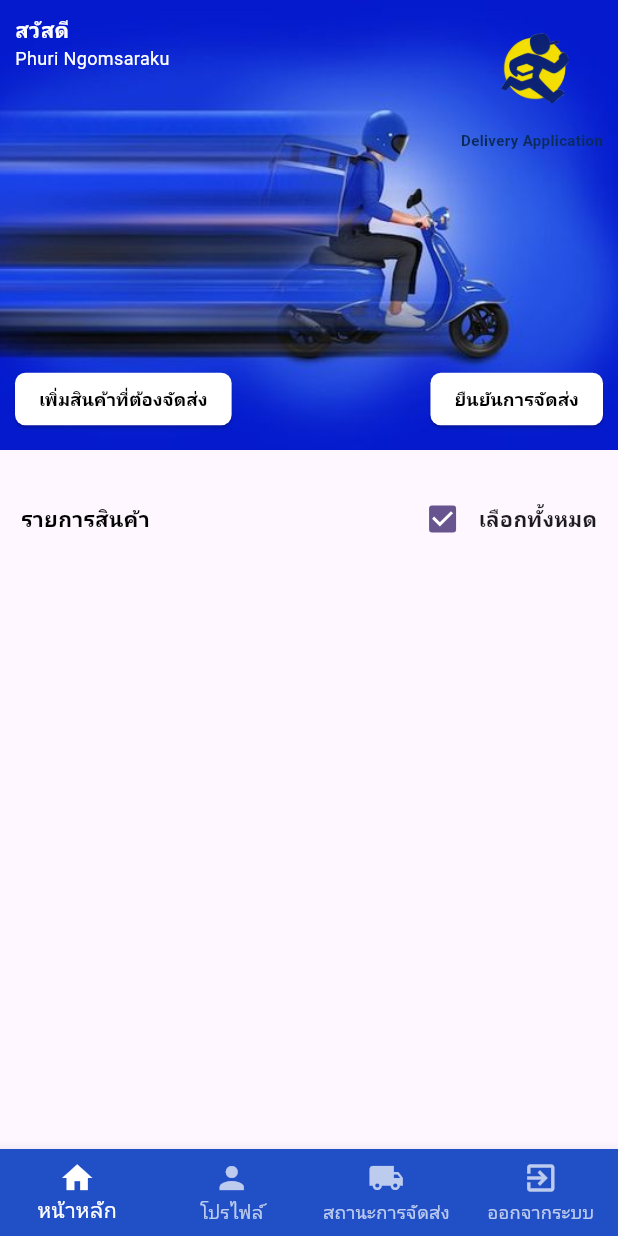
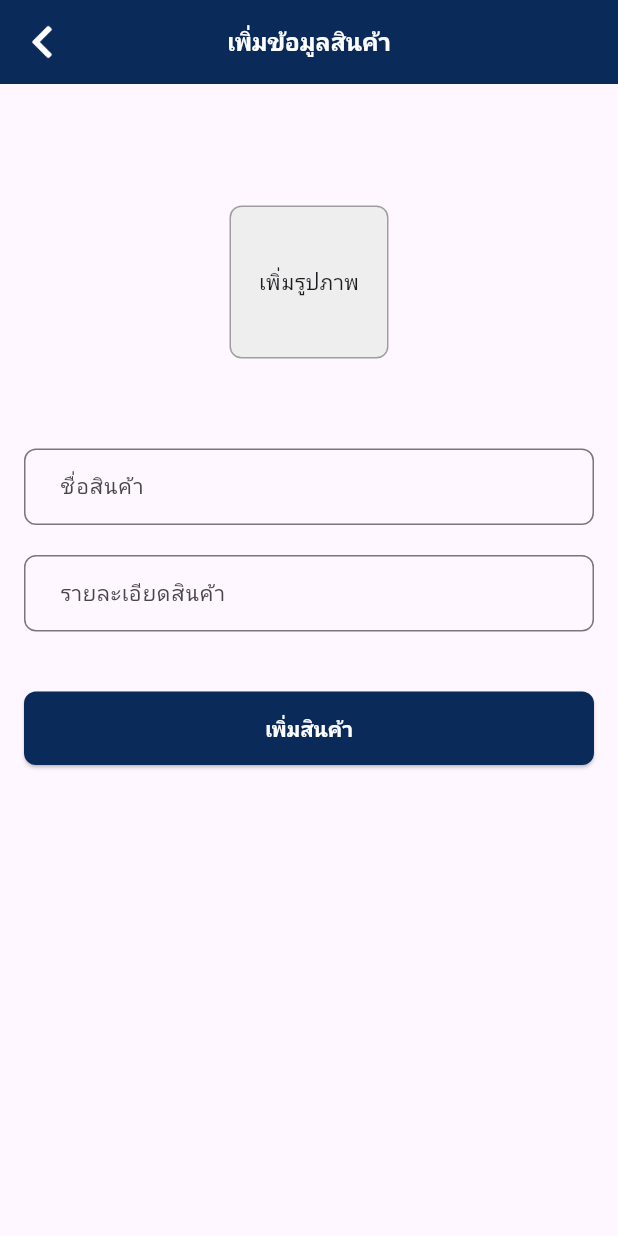
Before and after one commit to Thipparat07/Delivery-Application, a Flutter app: the screen it shows after launch, on a phone screen of 412 x 824 dp. Run offline on Flutter 3.47's test engine with Material 3 defaults, Android fonts, the phone set to English and light mode, and no system bars; our stand-ins replace firebase_core, geocoding, geolocator, get, get_storage, google_maps_flutter and 2 more; accounts and stored records are empty; Roboto replaces fonts that are missing (Aleo).

Commit message:
ีupdate page addProduct

```diff
--- a/lib/Product.dart
+++ b/lib/Product.dart
@@ -1,6 +1,7 @@
 import 'dart:convert';
 import 'dart:developer';
 import 'package:flutter/material.dart';
+import 'package:flutter_delivery_1/addProduct.dart';
 import 'package:get/get.dart';
 import 'package:http/http.dart' as http;
 import 'package:flutter_delivery_1/model/ProductsDataGetResponse.dart';
@@ -164,6 +165,7 @@ class _ProductListPageState extends State<ProductListPage> {
                   left: 10,
                   child: ElevatedButton(
                     onPressed: () {
+                       Get.to(() => AddProductPage());
                       log('เพิ่มสินค้าที่ต้องจัดส่ง');
                     },
                     style: ElevatedButton.styleFrom(
--- /dev/null
+++ b/lib/addProduct.dart
@@ -0,0 +1,321 @@
+import 'dart:developer';
+import 'dart:convert';
+import 'package:flutter/material.dart';
+import 'package:flutter_delivery_1/Product.dart';
+import 'package:http_parser/http_parser.dart';
+import 'package:image_picker/image_picker.dart';
+import 'dart:io';
+import 'package:http/http.dart' as http;
+import 'package:get/get.dart';
+
+void main() {
+  runApp(MyApp());
+}
+
+class MyApp extends StatelessWidget {
+  @override
+  Widget build(BuildContext context) {
+    return MaterialApp(
+      title: 'เพิ่มข้อมูลสินค้า',
+      home: AddProductPage(),
+    );
+  }
+}
+
+class AddProductPage extends StatefulWidget {
+  @override
+  _AddProductPageState createState() => _AddProductPageState();
+}
+
+class _AddProductPageState extends State<AddProductPage> {
+  final _formKey = GlobalKey<FormState>();
+  String _productName = '';
+  String _productDescription = '';
+  File? _image; // สำหรับรูปที่เลือกหรือถ่าย
+
+  final ImagePicker _picker = ImagePicker();
+
+  Future<void> _pickImage() async {
+    final XFile? image = await _picker.pickImage(source: ImageSource.gallery);
+    if (image != null) {
+      setState(() {
+        _image = File(image.path);
+      });
+    }
+  }
+
+  Future<void> _takePhoto() async {
+    final XFile? image = await _picker.pickImage(source: ImageSource.camera);
+    if (image != null) {
+      setState(() {
+        _image = File(image.path);
+      });
+    }
+  }
+
+  Future<void> _addProduct() async {
+    if (_formKey.currentState!.validate() && _image != null) {
+      final request = http.MultipartRequest(
+        'POST',
+        Uri.parse(
+            'https://api-delivery-application.vercel.app/add/products'), // เปลี่ยน URL เป็น API ของคุณ
+      );
+
+      request.fields['name'] = _productName;
+      request.fields['description'] = _productDescription;
+
+      // เพิ่มไฟล์รูปภาพไปยังคำขอ
+      request.files.add(await http.MultipartFile.fromPath(
+        'image', // ชื่อฟิลด์ที่ API คาดหวัง
+        _image!.path,
+        contentType:
+            MediaType('image', 'jpeg'), // เปลี่ยนตามประเภทไฟล์ที่คุณอัปโหลด
+      ));
+
+      try {
+        final response = await request.send();
+
+        if (response.statusCode == 201) {
+          final responseData = await response.stream.toBytes();
+          final responseString =
+              utf8.decode(responseData); // แปลงข้อมูลที่ได้รับเป็นข้อความ
+
+          log('เพิ่มสินค้าเรียบร้อยแล้ว: $responseString');
+          ScaffoldMessenger.of(context).showSnackBar(
+            SnackBar(content: Text('เพิ่มสินค้าเรียบร้อยแล้ว')),
+          );
+          Get.to(() => ProductListPage());
+        } else {
+          log('เกิดข้อผิดพลาดในการเพิ่มสินค้า: ${response.reasonPhrase}');
+          ScaffoldMessenger.of(context).showSnackBar(
+            SnackBar(content: Text('เกิดข้อผิดพลาดในการเพิ่มสินค้า')),
+          );
+        }
+      } catch (e) {
+        log('ข้อผิดพลาดในการเชื่อมต่อ: $e');
+        ScaffoldMessenger.of(context).showSnackBar(
+          SnackBar(content: Text('ข้อผิดพลาดในการเชื่อมต่อ')),
+        );
+      }
+    } else {
+      if (_image == null) {
+        log('กรุณาเลือกรูปภาพ');
+        ScaffoldMessenger.of(context).showSnackBar(
+          SnackBar(content: Text('กรุณาเลือกรูปภาพ')),
+        );
+      }
+    }
+  }
+
+  void _showImageSourceDialog() {
+    showDialog(
+      context: context,
+      builder: (context) {
+        return AlertDialog(
+          title: Center(
+            child: Text(
+              'เลือกวิธีการอัปโหลดรูปภาพ',
+              style: TextStyle(
+                fontSize: 16,
+                fontWeight: FontWeight.bold,
+                color: Colors.black,
+              ),
+            ),
+          ),
+          backgroundColor: Color(0xFF7FB2FF),
+          shape: RoundedRectangleBorder(
+            borderRadius: BorderRadius.circular(7.0),
+          ),
+          actions: [
+            Row(
+              mainAxisAlignment: MainAxisAlignment.spaceEvenly,
+              children: [
+                TextButton(
+                  onPressed: () {
+                    Navigator.pop(context);
+                    _takePhoto();
+                  },
+                  child: Text(
+                    'ถ่ายรูป',
+                    style: TextStyle(
+                      fontSize: 14,
+                      color: Colors.black,
+                    ),
+                  ),
+                ),
+                TextButton(
+                  onPressed: () {
+                    Navigator.pop(context);
+                    _pickImage();
+                  },
+                  child: Text(
+                    'เลือกรูปภาพจากแกลเลอรี',
+                    style: TextStyle(
+                      fontSize: 14,
+                      color: Colors.black,
+                    ),
+                  ),
+                ),
+              ],
+            ),
+          ],
+        );
+      },
+    );
+  }
+
+  @override
+  Widget build(BuildContext context) {
+    return Scaffold(
+      appBar: AppBar(
+        title: Text(
+          'เพิ่มข้อมูลสินค้า',
+          style: TextStyle(
+            color: Colors.white,
+            fontSize: 16,
+            fontWeight: FontWeight.bold,
+          ),
+        ),
+        backgroundColor: Color(0xFF0A2A5A),
+        leading: IconButton(
+          icon: Image.asset(
+            'asset/images/icon_back.png',
+            width: 25,
+            height: 29.32,
+            color: Colors.white,
+          ),
+          onPressed: () {
+            Navigator.pop(context);
+          },
+        ),
+        centerTitle: true,
+      ),
+      body: Padding(
+        padding: const EdgeInsets.all(16.0),
+        child: Form(
+          key: _formKey,
+          child: Column(
+            children: [
+              SizedBox(height: 65),
+              GestureDetector(
+                onTap: _showImageSourceDialog, // เรียกฟังก์ชันเมื่อกดที่กล่อง
+                child: Container(
+                  width: 106,
+                  height: 102,
+                  decoration: BoxDecoration(
+                    border: Border.all(color: Colors.grey),
+                    borderRadius: BorderRadius.circular(8),
+                    color: Colors.grey[200],
+                  ),
+                  child: ClipRRect(
+                    borderRadius:
+                        BorderRadius.circular(8),
+                    child: _image != null
+                        ? Image.file(
+                            _image!,
+                            fit: BoxFit.cover,
+                            width: 106,
+                            height: 102,
+                          )
+                        : Center(
+                            child: Text(
+                                'เพิ่มรูปภาพ'),
+                          ),
+                  ),
+                ),
+              ),
+              SizedBox(height: 60), // ปรับระยะห่างระหว่างช่องแสดงรูปภาพและปุ่ม
+              TextFormField(
+                decoration: InputDecoration(
+                  labelText: 'ชื่อสินค้า',
+                  labelStyle: TextStyle(
+                    fontSize: 14,
+                  ),
+                  border: OutlineInputBorder(
+                    borderRadius: BorderRadius.circular(8),
+                    borderSide: BorderSide(
+                      color: Colors.grey,
+                      width: 1.5,
+                    ),
+                  ),
+                  contentPadding: EdgeInsets.symmetric(
+                    vertical: 15,
+                    horizontal: 20,
+                  ),
+                ),
+                style: TextStyle(
+                  fontSize: 14,
+                ),
+                validator: (value) {
+                  if (value == null || value.isEmpty) {
+                    return 'กรุณากรอกชื่อสินค้า';
+                  }
+                  return null;
+                },
+                onChanged: (value) {
+                  setState(() {
+                    _productName = value;
+                  });
+                },
+              ),
+              SizedBox(height: 20),
+              TextFormField(
+                decoration: InputDecoration(
+                  labelText: 'รายละเอียดสินค้า',
+                  labelStyle: TextStyle(
+                    fontSize: 14,
+                  ),
+                  border: OutlineInputBorder(
+                    borderRadius: BorderRadius.circular(8),
+                    borderSide: BorderSide(
+                      color: Colors.grey,
+                      width: 1.5,
+                    ),
+                  ),
+                  contentPadding: EdgeInsets.symmetric(
+                    vertical: 15,
+                    horizontal: 20,
+                  ),
+                ),
+                style: TextStyle(
+                  fontSize: 14,
+                ),
+                validator: (value) {
+                  if (value == null || value.isEmpty) {
+                    return 'กรุณากรอกรายละเอียดสินค้า';
+                  }
+                  return null;
+                },
+                onChanged: (value) {
+                  setState(() {
+                    _productDescription = value;
+                  });
+                },
+              ),
+              SizedBox(height: 40),
+              SizedBox(
+                width: double
+                    .infinity, // ปรับให้ปุ่มมีความกว้างเท่ากับขนาดของหน้าจอ
+                child: ElevatedButton(
+                  onPressed: _addProduct,
+                  child: Text('เพิ่มสินค้า'),
+                  style: ElevatedButton.styleFrom(
+                    padding: EdgeInsets.symmetric(vertical: 15),
+                    textStyle: TextStyle(
+                      fontSize: 14,
+                      fontWeight: FontWeight.bold,
+                    ),
+                    backgroundColor: Color(0xFF0A2A5A),
+                    foregroundColor: Colors.white,
+                    shape: RoundedRectangleBorder(
+                        borderRadius: BorderRadius.circular(8)),
+                  ),
+                ),
+              ),
+            ],
+          ),
+        ),
+      ),
+    );
+  }
+}
--- a/lib/main.dart
+++ b/lib/main.dart
@@ -1,5 +1,6 @@
 import 'package:flutter/material.dart';
 import 'package:flutter_delivery_1/Product.dart';
+import 'package:flutter_delivery_1/addProduct.dart';
 import 'package:flutter_delivery_1/app_cover.dart';
 import 'package:flutter_delivery_1/check_status.dart';
 import 'package:flutter_delivery_1/login.dart';
@@ -29,7 +30,7 @@ class MyApp extends StatelessWidget {
         colorScheme: ColorScheme.fromSeed(seedColor: Colors.deepPurple),
         useMaterial3: true,
       ),
-      home: ProductListPage(),
+      home: AddProductPage(),
     );
   }
 }
```
